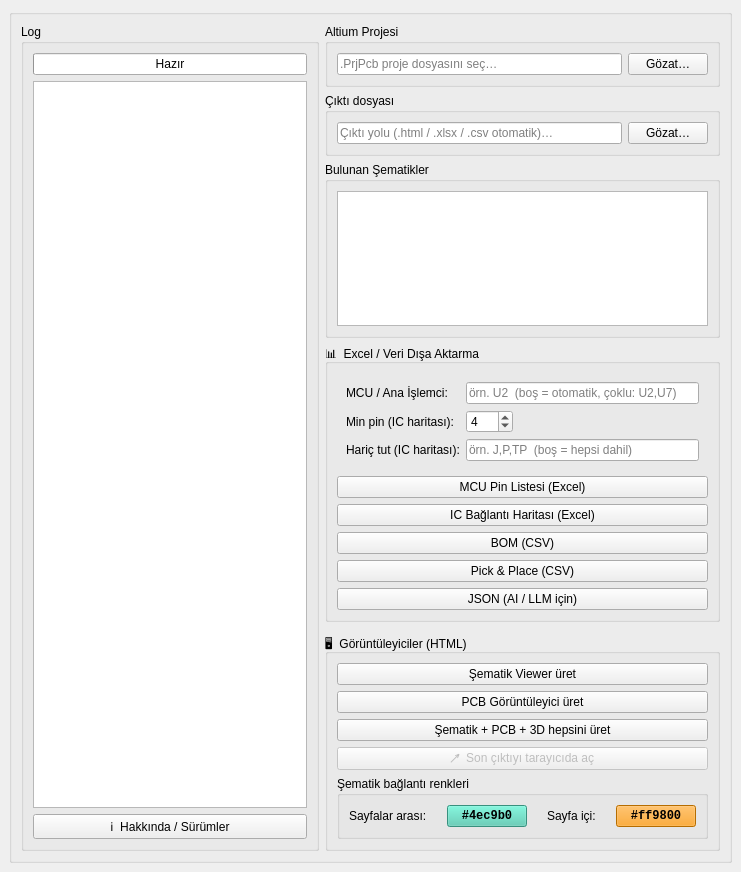
Above: gui.ui from mcansiz/altiumVizitor before the change. Below: the same form after it.
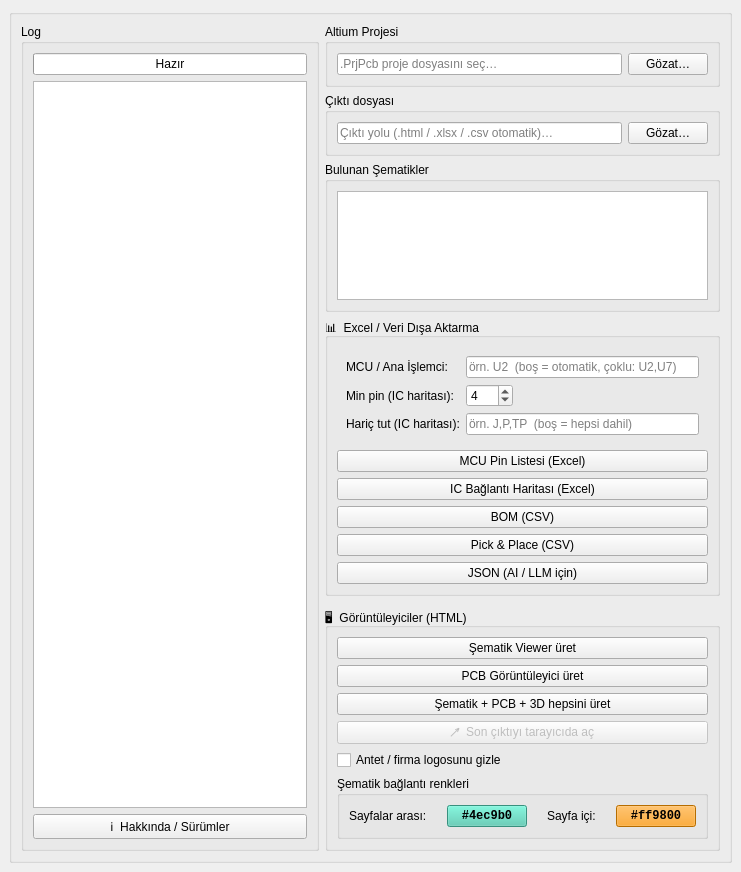
That is the form after the change.

Commit message: v2.28.0: şematik antetini / firma logosunu gizleme seçeneği

Diff of the .ui file:
```diff
--- a/gui.ui
+++ b/gui.ui
@@ -300,6 +300,16 @@
               </property>
              </widget>
             </item>
+            <item>
+             <widget class="QCheckBox" name="hideTitleBlockChk">
+              <property name="toolTip">
+               <string>Sayfa antetini (firma logosu, gizlilik metni, DWN/CHK/REV/SHEET tablosu) üretilen HTML'e koyma. Altium'un Show Template Graphics / Title Block seçeneğini kapatmakla aynı şey: sayfa boyutu ve şema içeriği değişmez, sayfaya elle konmuş görseller (datasheet fotoğrafı vb.) korunur.</string>
+              </property>
+              <property name="text">
+               <string>Antet / firma logosunu gizle</string>
+              </property>
+             </widget>
+            </item>
             <item>
              <widget class="QGroupBox" name="colorsGroup">
               <property name="title">
```
The commit also changes 4 other files.
